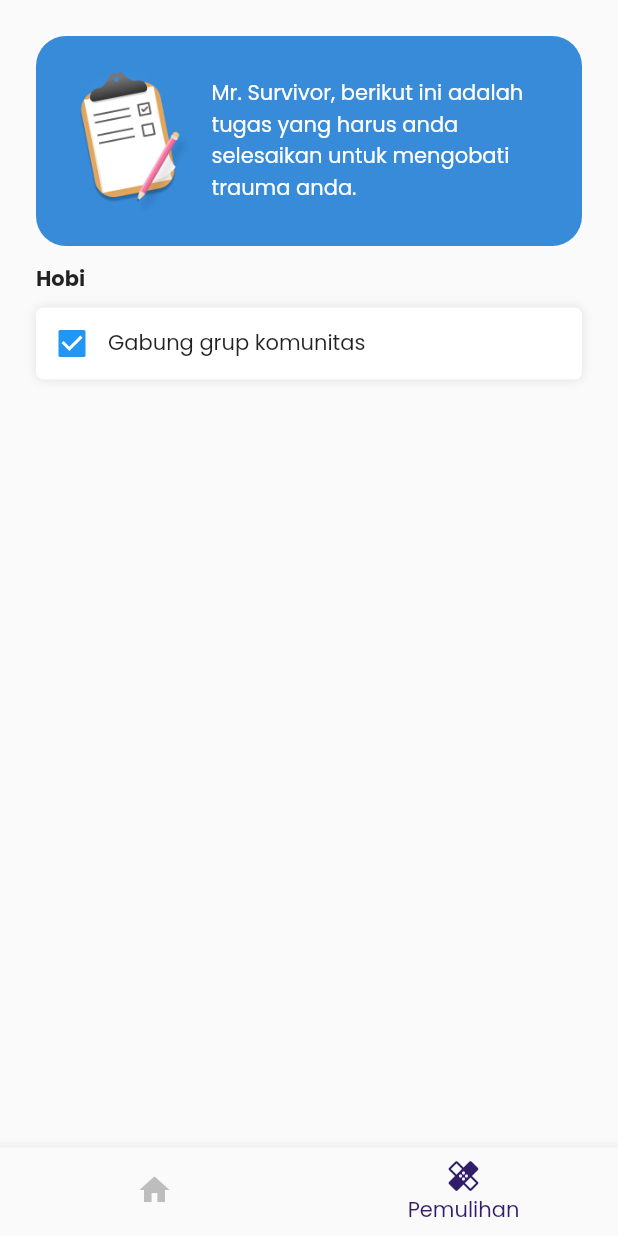
After one commit to owenwattimena/ditraheal, a Flutter app: the MainPage screen opened directly, item 2 of the bottom bar chosen, on a phone screen of 412 x 824 dp. The commit adds this screen. Run offline on Flutter 3.47's test engine with Material 2 defaults, Android fonts, the phone set to English and light mode, and no system bars; our stand-ins replace auto_size_text, date_field, get.

Commit message:
pecah main page

```diff
--- a/lib/controllers/auth_controller.dart
+++ b/lib/controllers/auth_controller.dart
@@ -6,6 +6,7 @@ class AuthController extends GetxController{
   Rx<TextEditingController> namaController = new TextEditingController().obs;
   Rx<TextEditingController> emailController = new TextEditingController().obs;
   Rx<TextEditingController> noHpController = new TextEditingController().obs;
+  Rx<TextEditingController> alamatController = new TextEditingController().obs;
   Rx<DateTime?> tanggalLahir = DateTime.now().obs;
   RxString hobi = "".obs;
 
--- /dev/null
+++ b/lib/pages/main/main_page.dart
@@ -0,0 +1,62 @@
+part of "../pages.dart";
+
+class MainPage extends StatefulWidget {
+  const MainPage({Key? key}) : super(key: key);
+
+  @override
+  _MainPageState createState() => _MainPageState();
+}
+
+class _MainPageState extends State<MainPage> {
+  // AuthController authC = Get.put(AuthController());
+  AuthController authC = Get.find<AuthController>();
+  int _tabIndex = 0;
+
+  List<Widget> _tabs = [
+    SingleChildScrollView(child: Dashboard()),
+    Pemulihan(),
+  ];
+
+  @override
+  void initState() {
+    super.initState();
+  }
+
+  @override
+  Widget build(BuildContext context) {
+    double statusBarHeight = MediaQuery.of(context).padding.top;
+    return Scaffold(
+      body: Stack(
+        children: [
+          Container(
+            height: statusBarHeight,
+            color: primaryColor,
+          ),
+          SafeArea(
+            child: _tabIndex == 0 ? _tabs[_tabIndex] : _tabs[_tabIndex],
+          )
+        ],
+      ),
+      bottomNavigationBar: BottomNavigationBar(
+        items: const <BottomNavigationBarItem>[
+          BottomNavigationBarItem(
+            icon: Icon(Icons.home),
+            label: 'Beranda',
+          ),
+          BottomNavigationBarItem(
+            icon: Icon(Icons.healing),
+            label: 'Pemulihan',
+          ),
+        ],
+        currentIndex: _tabIndex,
+        selectedItemColor: accentColor,
+        selectedLabelStyle: primaryTextStyle,
+        showUnselectedLabels: false,
+        unselectedItemColor: Color(0xffBDBDBD),
+        onTap: (index) {
+          setState(() => _tabIndex = index);
+        },
+      ),
+    );
+  }
+}
--- /dev/null
+++ b/lib/pages/main/pemulihan.dart
@@ -0,0 +1,84 @@
+part of "../pages.dart";
+
+class Pemulihan extends StatelessWidget {
+  const Pemulihan({Key? key}) : super(key: key);
+
+  @override
+  Widget build(BuildContext context) {
+    return Padding(
+      padding: EdgeInsets.all(24),
+      child: Column(
+        crossAxisAlignment: CrossAxisAlignment.start,
+        children: [
+          Container(
+            padding: EdgeInsets.symmetric(vertical: 18, horizontal: 25),
+            width: double.infinity,
+            decoration: BoxDecoration(
+              color: primaryColor,
+              borderRadius: BorderRadius.circular(20),
+            ),
+            child: Row(
+              children: [
+                Container(
+                  width: 80,
+                  margin: EdgeInsets.only(right: 12),
+                  child: Image.asset(
+                    "assets/images/clip_board.png",
+                  ),
+                ),
+                Expanded(
+                    flex: 1,
+                    child: Text(
+                        "Mr. Survivor, berikut ini adalah tugas yang harus anda selesaikan untuk mengobati trauma anda.",
+                        style: primaryTextStyle.copyWith(color: Colors.white)))
+              ],
+            ),
+          ),
+          SizedBox(height: 12),
+          Text(
+            "Hobi",
+            style: primaryTextBoldStyle,
+            textAlign: TextAlign.left,
+          ),
+          SizedBox(height: 8),
+          Column(children: [
+            CardWithCheck(
+              onChanged: (val) {
+                _showDialog();
+              },
+            ),
+          ])
+        ],
+      ),
+    );
+  }
+
+  void _showDialog() {
+    Get.defaultDialog(
+      title: 'Selamat',
+      titlePadding: EdgeInsets.all(18),
+      titleStyle: primaryTextBoldStyle.copyWith(fontSize: 14),
+      content: Container(
+        decoration: BoxDecoration(
+          color: greyColor,
+          borderRadius: BorderRadius.circular(12),
+        ),
+        margin: EdgeInsets.symmetric(horizontal: 10),
+        padding: EdgeInsets.symmetric(horizontal: 9, vertical: 16),
+        child: Text(
+          "Hi, Mr. Survivor, anda telah menyelesaikan semua tugas yang diberikan. Ayo ulangi tes trauma dan efikasimu untuk melihat dampak pengobatannya.",
+          style: primaryTextStyle,
+        ),
+      ),
+      actions: [
+        ButtonWidget(
+          margin: EdgeInsets.only(top: 10, bottom: 8),
+          text: "Ulangi Tes",
+          padding: EdgeInsets.symmetric(horizontal: 10),
+          onPressed: () => Get.back(),
+        )
+      ],
+      barrierDismissible: false,
+    );
+  }
+}
--- a/lib/pages/pages.dart
+++ b/lib/pages/pages.dart
@@ -12,7 +12,10 @@ part 'signin/signin_page.dart';
 part 'quiz/trauma/landing_trauma_quiz.dart';
 part 'quiz/trauma/trauma_quiz.dart';
 part 'quiz/trauma/trauma_result.dart';
-part 'dashboard/dashboard_page.dart';
+part 'main/main_page.dart';
+part 'main/dashboard.dart';
+part 'main/pemulihan.dart';
+part 'main/pemulihan_empty.dart';
 part 'account/account_page.dart';
 part 'account/profile_page.dart';
 part 'account/hobi_page.dart';
--- a/lib/pages/quiz/trauma/trauma_result.dart
+++ b/lib/pages/quiz/trauma/trauma_result.dart
@@ -16,7 +16,7 @@ class TraumaResult extends StatelessWidget {
             ),
             primaryButtonText: "Lanjut Ke Tes Efikasi",
             primaryButtonOnPressed: () {
-              Navigator.push(context, MaterialPageRoute(builder:(context)=>DashboardPage()));
+              Navigator.push(context, MaterialPageRoute(builder:(context)=>MainPage()));
             },
             secondaryButtonText: "Ulangi Tes",
             secondaryButtonOnPressed: () {},
--- a/lib/pages/signup/signup_page.dart
+++ b/lib/pages/signup/signup_page.dart
@@ -134,7 +134,7 @@ class _SignupPageState extends State<SignupPage> {
                   InputWidget(
                     label: "Alamat",
                     hintText: "Alamat",
-                    textController: authC.noHpController.value,
+                    textController: authC.alamatController.value,
                     onChanged: (_) => setState(() {}),
                     keyboardType: TextInputType.streetAddress,
                     validator: (val) {
```
Also changed, not shown: lib/pages/dashboard/dashboard_page.dart (deleted, +0 -192 lines), lib/pages/main/dashboard.dart (added, +42 -0 lines), lib/pages/main/pemulihan_empty.dart (added, +38 -0 lines).
